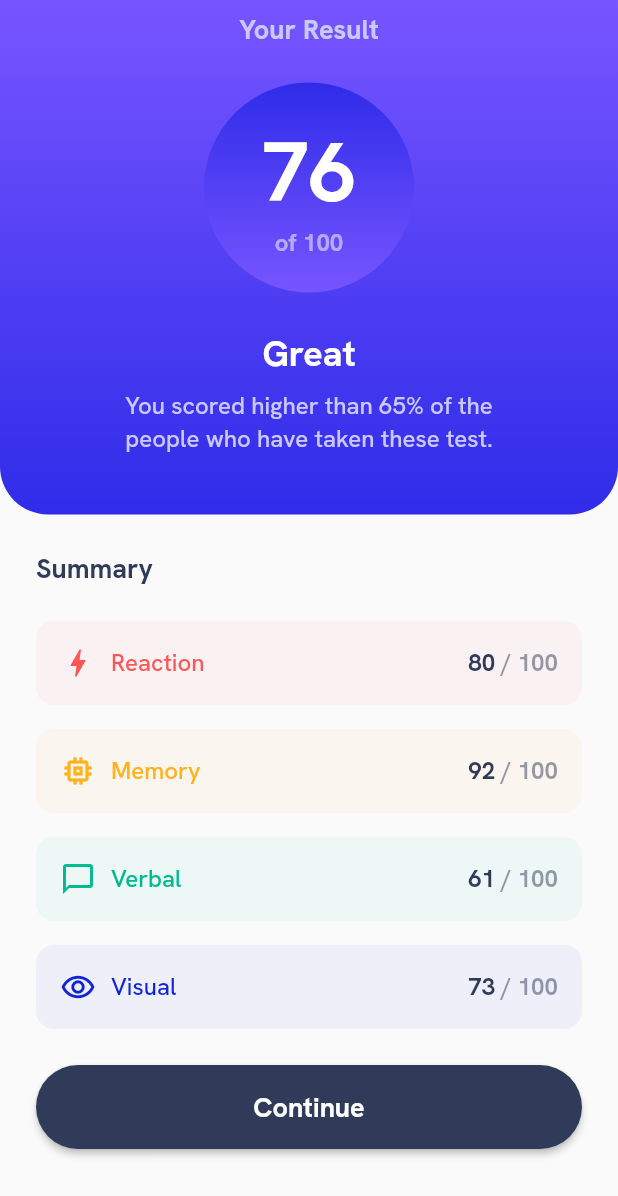
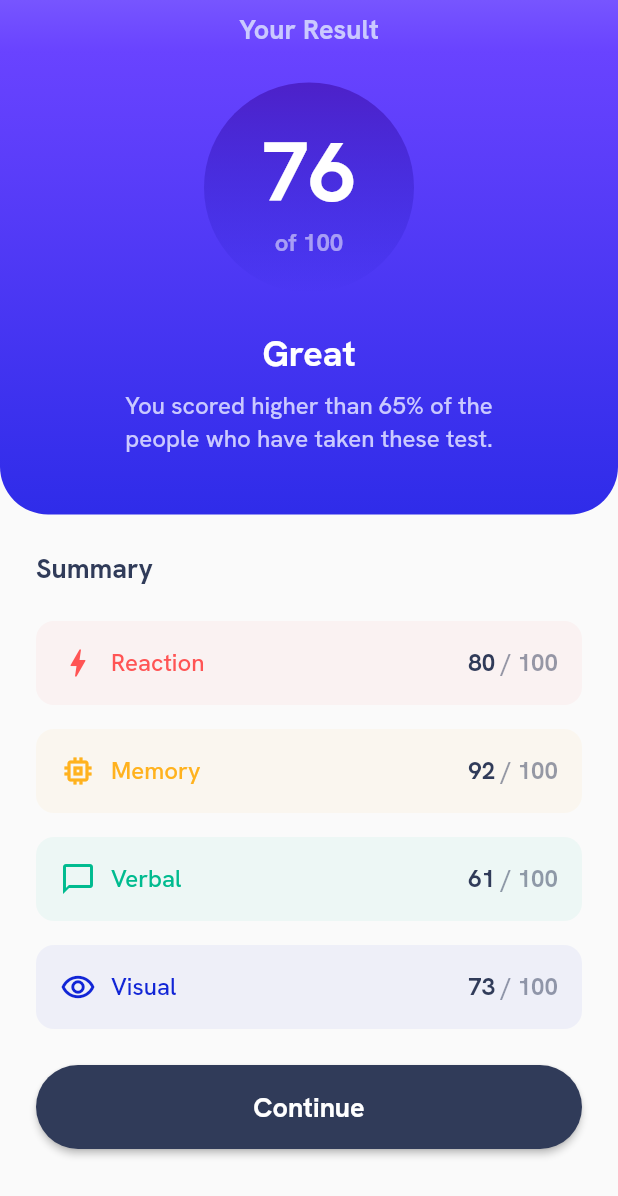
Before and after one commit to Lisviks/result-summary-component-frontendmentor, a Flutter app: the screen it shows after launch, on a phone screen of 412 x 824 dp. Shown: the top 1196 px of the screen. Run offline on Flutter 3.47's test engine with Material 2 defaults, Android fonts, the phone set to English and light mode, and no system bars.

Commit message:
flutter header colors changed slightly

```diff
--- a/flutter_app/lib/header_widget.dart
+++ b/flutter_app/lib/header_widget.dart
@@ -15,9 +15,11 @@ class Header extends StatelessWidget {
         gradient: LinearGradient(
           begin: Alignment.topCenter,
           end: Alignment.bottomCenter,
+          stops: [0.0, 0.1, 1.0],
           colors: [
-            Color(0Xff7755ff),
-            Color(0Xff2f2ce9),
+            Color(0xff7755ff),
+            Color(0xff6943ff),
+            Color(0xff2f2ce9),
           ],
         ),
       ),
--- a/flutter_app/lib/result_widget.dart
+++ b/flutter_app/lib/result_widget.dart
@@ -15,9 +15,11 @@ class Result extends StatelessWidget {
           gradient: LinearGradient(
             begin: Alignment.topCenter,
             end: Alignment.bottomCenter,
+            stops: [0.0, 1.0, 1.0],
             colors: [
-              Color(0Xff2f2ce9),
-              Color(0Xff7755ff),
+              Color(0xff4d21c9),
+              Color.fromRGBO(37, 33, 201, 0),
+              Color.fromRGBO(37, 33, 201, 0),
             ],
           ),
         ),
```
